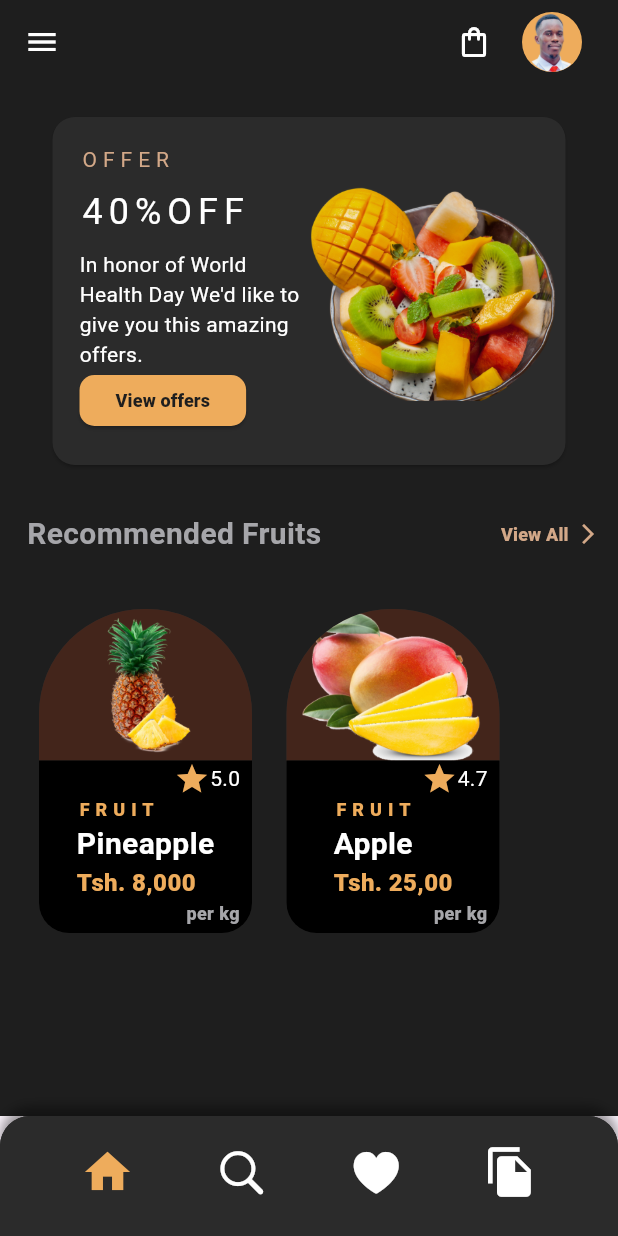
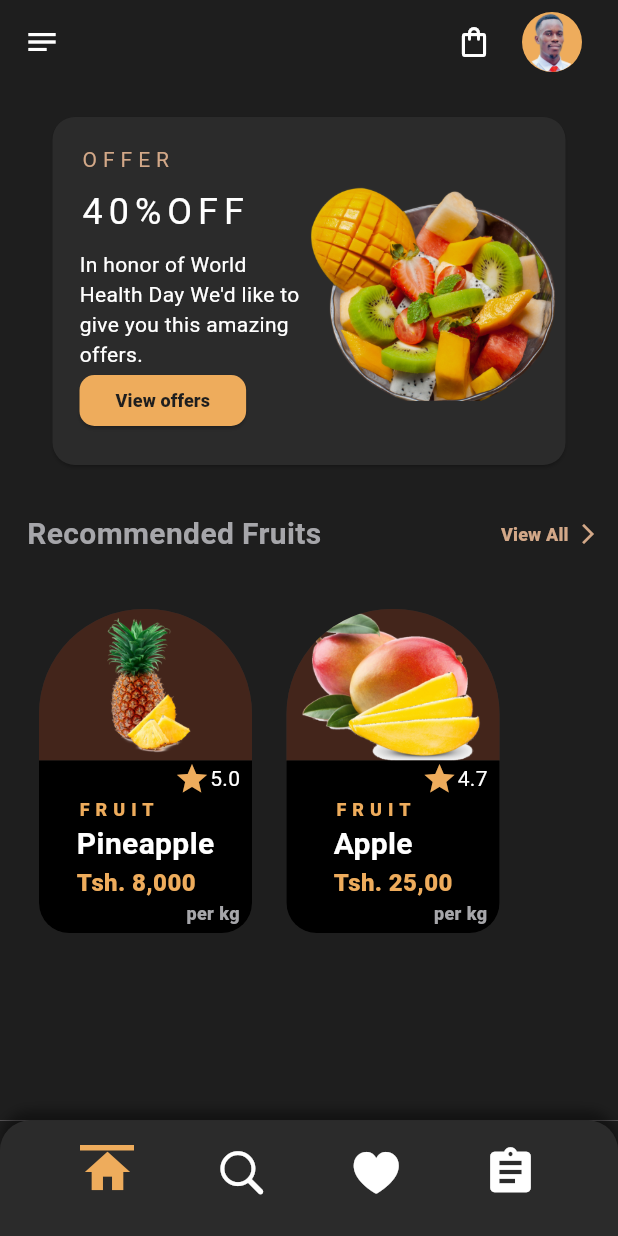
Before and after one commit to tfkcoder/ui_challenge, a Flutter app: the screen it shows after launch, on a phone screen of 412 x 824 dp. Run offline on Flutter 3.47's test engine with Material 2 defaults, Android fonts, the phone set to English and light mode, and no system bars.

Commit message:
updating the navbar

```diff
--- a/lib/pages/home_page.dart
+++ b/lib/pages/home_page.dart
@@ -34,9 +34,7 @@ class _HomePageState extends State<HomePage> with SingleTickerProviderStateMixin
 
   @override
   Widget build(BuildContext context) {
-    return Container(
-      color: Styles.blackColor,
-      child: Scaffold(
+    return Scaffold(
       appBar: AppBar(
         backgroundColor: Styles.darkColor,
         actions: [
@@ -62,7 +60,7 @@ class _HomePageState extends State<HomePage> with SingleTickerProviderStateMixin
           builder: (BuildContext context) {
             return IconButton(
               icon: Icon(
-                  Icons.menu,
+                Icons.notes,
                 color: Styles.textColor,
               ),
               onPressed: () {
@@ -76,9 +74,7 @@ class _HomePageState extends State<HomePage> with SingleTickerProviderStateMixin
         backgroundColor: Styles.darkColor,
         width: MediaQuery.of(context).size.width * 0.8,
       ),
-        body: Container(
-          color: Styles.blackColor,
-          child: TabBarView(
+      body: TabBarView(
         controller: _tabController,
         children: const <Widget>[
           HomeScreenWidget(),
@@ -87,8 +83,9 @@ class _HomePageState extends State<HomePage> with SingleTickerProviderStateMixin
           TransactionScreenWidget(),
         ],
       ),
-        ),
-        bottomNavigationBar: _buildCustomBottomNavigationBar(),
+      bottomNavigationBar: Material(
+        color: Styles.darkColor,
+        child: _buildCustomBottomNavigationBar(),
       ),
     );
   }
@@ -122,7 +119,7 @@ class _HomePageState extends State<HomePage> with SingleTickerProviderStateMixin
               _buildNavItem(Icons.home, '', 0),
               _buildNavItem(CupertinoIcons.search, '', 1),
               _buildNavItem(CupertinoIcons.heart_fill, '', 2),
-              _buildNavItem(Icons.file_copy, '', 3),
+              _buildNavItem(Icons.assignment, '', 3),
             ],
           ),
         ),
@@ -131,33 +128,56 @@ class _HomePageState extends State<HomePage> with SingleTickerProviderStateMixin
   }
 
   Widget _buildNavItem(IconData iconData, String label, int index) {
+    bool isSelected = _tabController.index == index;
+
     return GestureDetector(
       onTap: () {
         setState(() {
           _tabController.animateTo(index);
         });
       },
+      child: Padding(
+        padding: const EdgeInsets.only(top: 8),
         child: Column(
           mainAxisSize: MainAxisSize.min,
           children: [
             Container(
-            margin: const EdgeInsets.only(top: 19),
-            child: Icon(
+              margin: const EdgeInsets.only(top: 8),
+              child: Stack(
+                children: [
+                  Icon(
                     iconData,
                     size: 36,
-              color: _tabController.index == index ? Styles.btnColor : Styles.textColor,
+                    color: isSelected ? Styles.btnColor : Styles.textColor,
+                  ),
+                  Positioned(
+                    top: 0,
+                    left: -18,
+                    right: -18,
+                    child: AnimatedContainer(
+                      duration: const Duration(milliseconds: 200),
+                      height: isSelected ? 4 : 0,
+                      width: isSelected ? 72 : 0,
+                      decoration: BoxDecoration(
+                        color: isSelected ? Styles.btnColor : Colors.transparent,
+                        borderRadius: BorderRadius.circular(2),
+                      ),
+                    ),
+                  ),
+                ],
               ),
             ),
             const SizedBox(height: 4),
             Text(
               label,
               style: TextStyle(
-              color: _tabController.index == index ? Styles.btnColor : Styles.textColor,
+                color: isSelected ? Styles.btnColor : Styles.textColor,
                 fontWeight: FontWeight.bold,
               ),
             ),
           ],
         ),
+      ),
     );
   }
 }
```
Lines whose indentation alone changed are shown as unchanged.
